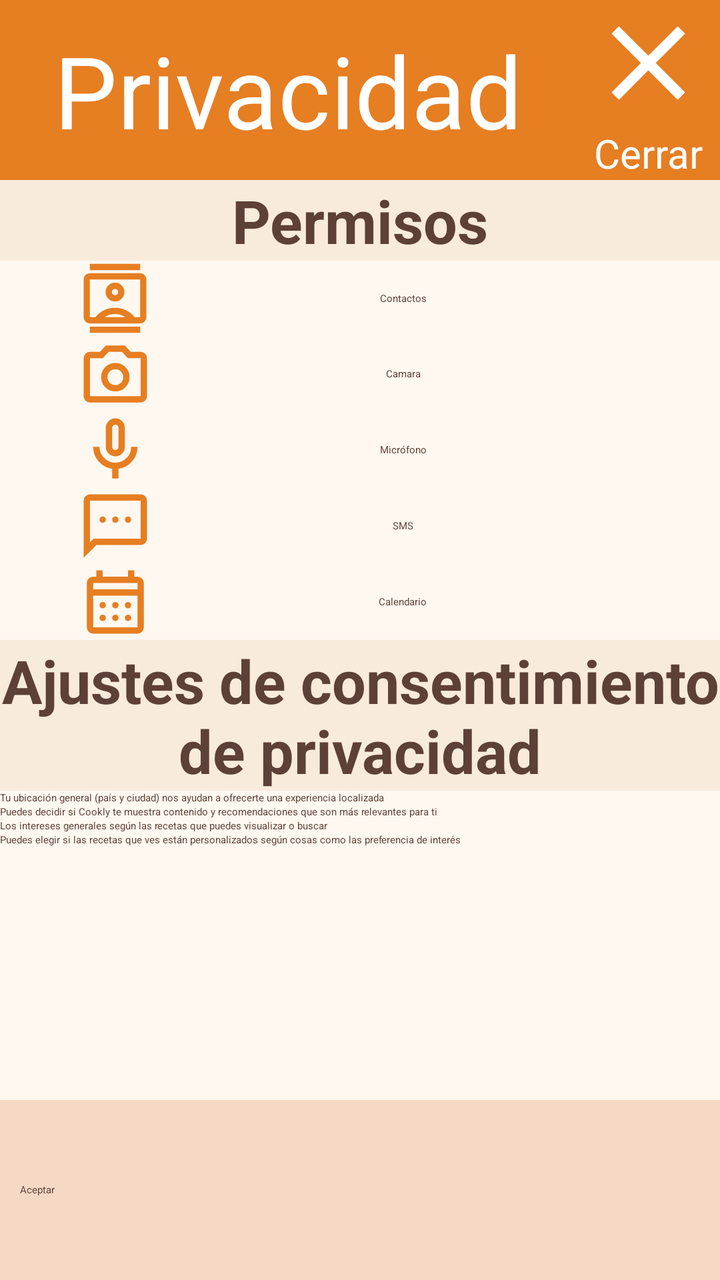
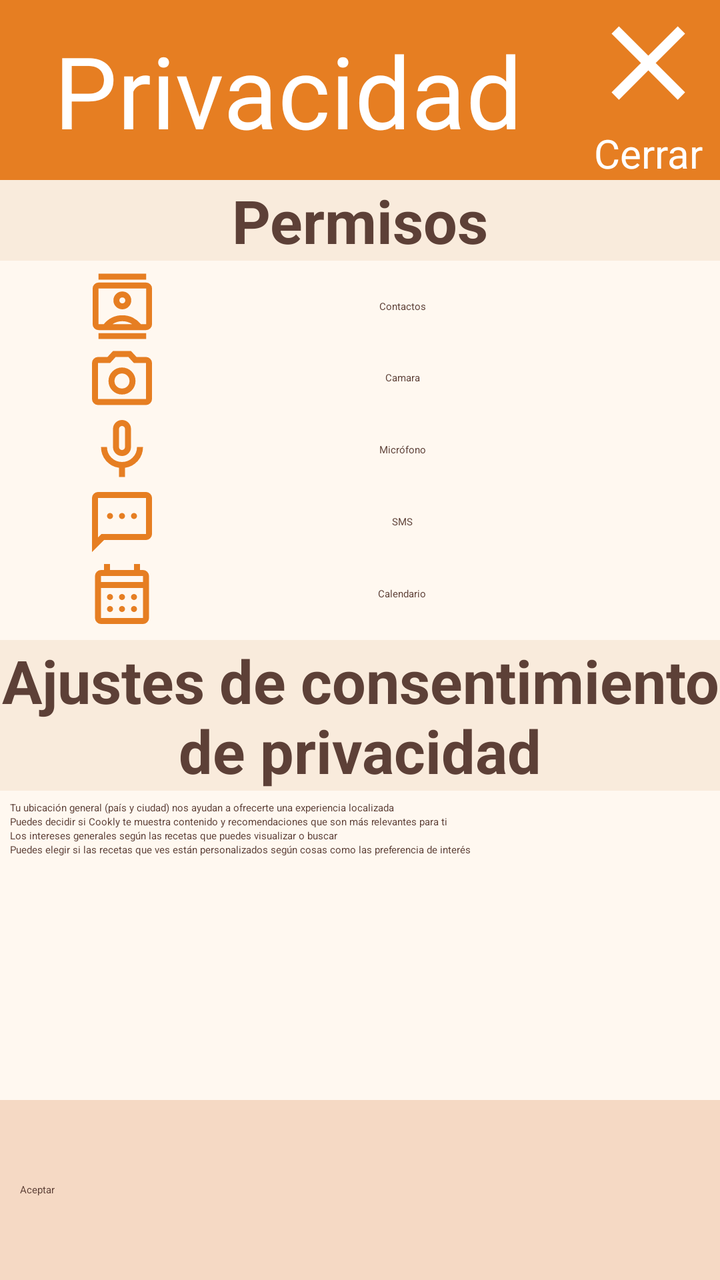

Compare the two renders of this Android layout. The source of the first and the diff that turns it into the second are given below.
<!-- AndroidManifest.xml: application theme Theme.Activitat_05 -->
<!-- res/layout/activity_option_privacy.xml -->
<?xml version="1.0" encoding="utf-8"?>
<androidx.constraintlayout.widget.ConstraintLayout xmlns:android="http://schemas.android.com/apk/res/android"
    xmlns:app="http://schemas.android.com/apk/res-auto"
    xmlns:tools="http://schemas.android.com/tools"
    android:id="@+id/main"
    android:layout_width="match_parent"
    android:layout_height="match_parent"
    tools:context=".OptionPrivacyActivity">

    <LinearLayout
        android:id="@+id/aOPrTitle"
        android:layout_width="match_parent"
        android:layout_height="90dp"
        app:layout_constraintTop_toTopOf="parent"
        app:layout_constraintBottom_toTopOf="@+id/aOPrBody"
        android:gravity="center"
        android:background="?attr/headerLink">

        <TextView
            android:layout_width="0dp"
            android:layout_height="match_parent"
            android:text="@string/opcionPrivacidad"
            android:textSize="50sp"
            android:layout_weight="0.8"
            android:textColor="?attr/headerText"
            android:gravity="center"/>
        <LinearLayout
            android:id="@+id/aOPrClose"
            android:layout_width="0dp"
            android:layout_height="match_parent"
            android:orientation="vertical"
            android:layout_weight="0.2">

            <ImageView
                android:layout_width="match_parent"
                android:layout_height="0dp"
                android:src="@drawable/close_24dp"
                android:layout_weight="0.7"/>
            <TextView
                android:layout_width="match_parent"
                android:layout_height="0dp"
                android:text="Cerrar"
                android:textSize="20sp"
                android:textColor="?attr/headerText"
                android:layout_weight="0.3"
                android:gravity="center"/>
        </LinearLayout>
    </LinearLayout>

    <LinearLayout
        android:id="@+id/aOPrBody"
        android:layout_width="match_parent"
        android:layout_height="0dp"
        app:layout_constraintTop_toBottomOf="@+id/aOPrTitle"
        app:layout_constraintBottom_toTopOf="@+id/aOPrFooter"
        android:orientation="vertical"
        android:background="?attr/body">

        <LinearLayout
            android:layout_width="match_parent"
            android:layout_height="0dp"
            android:layout_weight="1"
            android:orientation="vertical">

            <TextView
                android:layout_width="match_parent"
                android:layout_height="wrap_content"
                android:text="Permisos"
                android:textSize="30sp"
                android:textStyle="bold"
                android:background="?attr/subHeader"
                android:gravity="center"/>
            <LinearLayout
                android:layout_width="match_parent"
                android:layout_height="0dp"
                android:layout_weight="1"
                android:orientation="vertical">

                <LinearLayout
                    android:layout_width="match_parent"
                    android:layout_height="0dp"
                    android:orientation="horizontal"
                    android:layout_weight="1">

                    <LinearLayout
                        android:layout_width="0dp"
                        android:layout_height="match_parent"
                        android:layout_weight="0.8"
                        android:orientation="horizontal">

                        <ImageView
                            android:layout_width="0dp"
                            android:layout_height="match_parent"
                            android:layout_weight="0.4"
                            android:src="@drawable/contacts_24dp"/>
                        <TextView
                            android:layout_width="0dp"
                            android:layout_height="match_parent"
                            android:text="Contactos"
                            android:layout_weight="0.6"
                            android:gravity="center"/>
                    </LinearLayout>

                    <com.google.android.material.materialswitch.MaterialSwitch
                        android:layout_width="0dp"
                        android:layout_height="match_parent"
                        android:checked="true"
                        android:layout_weight="0.2"/>
                </LinearLayout>
                <LinearLayout
                    android:layout_width="match_parent"
                    android:layout_height="0dp"
                    android:orientation="horizontal"
                    android:layout_weight="1">

                    <LinearLayout
                        android:layout_width="0dp"
                        android:layout_height="match_parent"
                        android:layout_weight="0.8"
                        android:orientation="horizontal">

                        <ImageView
                            android:layout_width="0dp"
                            android:layout_height="match_parent"
                            android:src="@drawable/camera_24dp"
                            android:layout_weight="0.4"/>
                        <TextView
                            android:layout_width="0dp"
                            android:layout_height="match_parent"
                            android:text="Camara"
                            android:layout_weight="0.6"
                            android:gravity="center"/>
                    </LinearLayout>
                    <com.google.android.material.materialswitch.MaterialSwitch
                        android:layout_width="0dp"
                        android:layout_height="match_parent"
                        android:checked="true"
                        android:layout_weight="0.2"/>
                </LinearLayout>
                <LinearLayout
                    android:layout_width="match_parent"
                    android:layout_height="0dp"
                    android:orientation="horizontal"
                    android:layout_weight="1">

                    <LinearLayout
                        android:layout_width="0dp"
                        android:layout_height="match_parent"
                        android:layout_weight="0.8"
                        android:orientation="horizontal">

                        <ImageView
                            android:layout_width="0dp"
                            android:layout_height="match_parent"
                            android:src="@drawable/mic_24dp"
                            android:layout_weight="0.4"/>
                        <TextView
                            android:layout_width="0dp"
                            android:layout_height="match_parent"
                            android:text="Micrófono"
                            android:layout_weight="0.6"
                            android:gravity="center"/>
                    </LinearLayout>
                    <com.google.android.material.materialswitch.MaterialSwitch
                        android:layout_width="0dp"
                        android:layout_height="match_parent"
                        android:checked="true"
                        android:layout_weight="0.2"/>
                </LinearLayout>
                <LinearLayout
                    android:layout_width="match_parent"
                    android:layout_height="0dp"
                    android:orientation="horizontal"
                    android:layout_weight="1">

                    <LinearLayout
                        android:layout_width="0dp"
                        android:layout_height="match_parent"
                        android:layout_weight="0.8"
                        android:orientation="horizontal">

                        <ImageView
                            android:layout_width="0dp"
                            android:layout_height="match_parent"
                            android:src="@drawable/sms_24dp"
                            android:layout_weight="0.4"/>
                        <TextView
                            android:layout_width="0dp"
                            android:layout_height="match_parent"
                            android:text="SMS"
                            android:layout_weight="0.6"
                            android:gravity="center"/>
                    </LinearLayout>
                    <com.google.android.material.materialswitch.MaterialSwitch
                        android:layout_width="0dp"
                        android:layout_height="match_parent"
                        android:checked="true"
                        android:layout_weight="0.2"/>
                </LinearLayout>
                <LinearLayout
                    android:layout_width="match_parent"
                    android:layout_height="0dp"
                    android:orientation="horizontal"
                    android:layout_weight="1">

                    <LinearLayout
                        android:layout_width="0dp"
                        android:layout_height="match_parent"
                        android:layout_weight="0.8"
                        android:orientation="horizontal">

                        <ImageView
                            android:layout_width="0dp"
                            android:layout_height="match_parent"
                            android:src="@drawable/calendar_24dp"
                            android:layout_weight="0.4"/>
                        <TextView
                            android:layout_width="0dp"
                            android:layout_height="match_parent"
                            android:text="Calendario"
                            android:layout_weight="0.6"
                            android:gravity="center"/>
                    </LinearLayout>
                    <com.google.android.material.materialswitch.MaterialSwitch
                        android:layout_width="0dp"
                        android:layout_height="match_parent"
                        android:checked="true"
                        android:layout_weight="0.2"/>
                </LinearLayout>
            </LinearLayout>
        </LinearLayout>

        <LinearLayout
            android:layout_width="match_parent"
            android:layout_height="0dp"
            android:layout_weight="1"
            android:orientation="vertical">

            <TextView
                android:layout_width="match_parent"
                android:layout_height="wrap_content"
                android:text="Ajustes de consentimiento de privacidad"
                android:textSize="30sp"
                android:textStyle="bold"
                android:textColor="?attr/subHeaderText"
                android:background="?attr/subHeader"
                android:gravity="center"/>
            <LinearLayout
                android:layout_width="match_parent"
                android:layout_height="wrap_content"
                android:orientation="vertical">

                <LinearLayout
                    android:layout_width="match_parent"
                    android:layout_height="0dp"
                    android:orientation="horizontal"
                    android:layout_weight="1">

                    <TextView
                        android:layout_width="0dp"
                        android:layout_height="match_parent"
                        android:layout_weight="0.8"
                        android:text="Tu ubicación general (país y ciudad) nos ayudan a ofrecerte una experiencia localizada"/>
                    <com.google.android.material.materialswitch.MaterialSwitch
                        android:layout_width="0dp"
                        android:layout_height="match_parent"
                        android:checked="true"
                        android:layout_weight="0.2"/>
                </LinearLayout>
                <LinearLayout
                    android:layout_width="match_parent"
                    android:layout_height="0dp"
                    android:orientation="horizontal"
                    android:layout_weight="1">

                    <TextView
                        android:layout_width="0dp"
                        android:layout_height="match_parent"
                        android:layout_weight="0.8"
                        android:text="Puedes decidir si Cookly te muestra contenido y recomendaciones que son más relevantes para ti"/>
                    <com.google.android.material.materialswitch.MaterialSwitch
                        android:layout_width="0dp"
                        android:layout_height="match_parent"
                        android:checked="true"
                        android:layout_weight="0.2"/>
                </LinearLayout>
                <LinearLayout
                    android:layout_width="match_parent"
                    android:layout_height="0dp"
                    android:orientation="horizontal"
                    android:layout_weight="1">

                    <TextView
                        android:layout_width="0dp"
                        android:layout_height="match_parent"
                        android:layout_weight="0.8"
                        android:text="Los intereses generales según las recetas que puedes visualizar o buscar"/>
                    <com.google.android.material.materialswitch.MaterialSwitch
                        android:layout_width="0dp"
                        android:layout_height="match_parent"
                        android:checked="true"
                        android:layout_weight="0.2"/>
                </LinearLayout>
                <LinearLayout
                    android:layout_width="match_parent"
                    android:layout_height="0dp"
                    android:orientation="horizontal"
                    android:layout_weight="1">

                    <TextView
                        android:layout_width="0dp"
                        android:layout_height="match_parent"
                        android:layout_weight="0.8"
                        android:text="Puedes elegir si las recetas que ves están personalizados según cosas como las preferencia de interés"/>
                    <com.google.android.material.materialswitch.MaterialSwitch
                        android:layout_width="0dp"
                        android:layout_height="match_parent"
                        android:checked="true"
                        android:layout_weight="0.2"/>
                </LinearLayout>
            </LinearLayout>
        </LinearLayout>
    </LinearLayout>

    <LinearLayout
        android:id="@+id/aOPrFooter"
        android:layout_width="match_parent"
        android:layout_height="90dp"
        app:layout_constraintTop_toBottomOf="@+id/aOPrBody"
        app:layout_constraintBottom_toBottomOf="parent"
        android:background="?attr/footer"
        android:padding="10dp"
        android:gravity="center">

        <Button
            android:id="@+id/aOPrAccept"
            android:layout_width="match_parent"
            android:layout_height="wrap_content"
            android:text="Aceptar"/>
    </LinearLayout>

</androidx.constraintlayout.widget.ConstraintLayout>
<!-- resources referenced by this layout -->
<resources>
  <!-- drawable camera_24dp (drawable) -->
  <vector xmlns:android="http://schemas.android.com/apk/res/android"
      android:width="24dp"
      android:height="24dp"
      android:viewportWidth="960"
      android:viewportHeight="960">
    <path
        android:pathData="M480,700q75,0 127.5,-52.5T660,520q0,-75 -52.5,-127.5T480,340q-75,0 -127.5,52.5T300,520q0,75 52.5,127.5T480,700ZM480,620q-42,0 -71,-29t-29,-71q0,-42 29,-71t71,-29q42,0 71,29t29,71q0,42 -29,71t-71,29ZM160,840q-33,0 -56.5,-23.5T80,760v-480q0,-33 23.5,-56.5T160,200h126l74,-80h240l74,80h126q33,0 56.5,23.5T880,280v480q0,33 -23.5,56.5T800,840L160,840ZM160,760h640v-480L638,280l-73,-80L395,200l-73,80L160,280v480ZM480,520Z"
        android:fillColor="#E67E22"/>
  </vector>
  <!-- drawable close_24dp (drawable) -->
  <vector xmlns:android="http://schemas.android.com/apk/res/android"
      android:width="24dp"
      android:height="24dp"
      android:viewportWidth="960"
      android:viewportHeight="960">
    <path
        android:pathData="m256,760 l-56,-56 224,-224 -224,-224 56,-56 224,224 224,-224 56,56 -224,224 224,224 -56,56 -224,-224 -224,224Z"
        android:fillColor="#FFFFFF"/>
  </vector>
  <!-- drawable mic_24dp (drawable) -->
  <vector xmlns:android="http://schemas.android.com/apk/res/android"
      android:width="24dp"
      android:height="24dp"
      android:viewportWidth="960"
      android:viewportHeight="960">
    <path
        android:pathData="M395,525q-35,-35 -35,-85v-240q0,-50 35,-85t85,-35q50,0 85,35t35,85v240q0,50 -35,85t-85,35q-50,0 -85,-35ZM480,320ZM440,840v-123q-104,-14 -172,-93t-68,-184h80q0,83 58.5,141.5T480,640q83,0 141.5,-58.5T680,440h80q0,105 -68,184t-172,93v123h-80ZM508.5,468.5Q520,457 520,440v-240q0,-17 -11.5,-28.5T480,160q-17,0 -28.5,11.5T440,200v240q0,17 11.5,28.5T480,480q17,0 28.5,-11.5Z"
        android:fillColor="#E67E22"/>
  </vector>
  <!-- drawable sms_24dp (drawable) -->
  <vector xmlns:android="http://schemas.android.com/apk/res/android"
      android:width="24dp"
      android:height="24dp"
      android:viewportWidth="960"
      android:viewportHeight="960">
    <path
        android:pathData="M348.5,428.5Q360,417 360,400t-11.5,-28.5Q337,360 320,360t-28.5,11.5Q280,383 280,400t11.5,28.5Q303,440 320,440t28.5,-11.5ZM508.5,428.5Q520,417 520,400t-11.5,-28.5Q497,360 480,360t-28.5,11.5Q440,383 440,400t11.5,28.5Q463,440 480,440t28.5,-11.5ZM668.5,428.5Q680,417 680,400t-11.5,-28.5Q657,360 640,360t-28.5,11.5Q600,383 600,400t11.5,28.5Q623,440 640,440t28.5,-11.5ZM80,880v-720q0,-33 23.5,-56.5T160,80h640q33,0 56.5,23.5T880,160v480q0,33 -23.5,56.5T800,720L240,720L80,880ZM206,640h594v-480L160,160v525l46,-45ZM160,640v-480,480Z"
        android:fillColor="#E67E22"/>
  </vector>
  <string name="opcionPrivacidad">Privacidad</string>
  <style name="Theme.Activitat_05" parent="Base.Theme.Activitat_05" />
  <style name="Base.Theme.Activitat_05" parent="Theme.Material3Expressive.DayNight.NoActionBar">
          
          <item name="headerLink">@color/headerLink</item>
          <item name="subHeader">@color/subtitle</item>
          <item name="subHeaderText">@color/subtitleText</item>
          <item name="colorPrimary">@color/headerLink</item>
  
          <item name="body">@color/body</item>
  
          <item name="footer">@color/footer</item>
  
          <item name="android:textColor">@color/textGeneral</item>
  
          <item name="headerText">@color/headerText</item>
          <item name="colorOnPrimary">@color/headerText</item>
          <item name="black">@color/black</item>
      </style>
  <color name="headerLink">#E67E22</color>
  <color name="subtitle">#F9EBDC</color>
  <color name="subtitleText">#5D4037</color>
  <color name="body">#FFF8F0</color>
  <color name="footer">#F5D9C4</color>
  <color name="textGeneral">#5D4037</color>
  <color name="headerText">#FFFFFF</color>
  <color name="black">#000000</color>
  <!-- unchanged entries left out for length: 2 -->
</resources>

<!-- the commit's change to res/layout/activity_option_privacy.xml (unified diff, before → after) -->
@@ -74,7 +74,8 @@
                 android:layout_width="match_parent"
                 android:layout_height="0dp"
                 android:layout_weight="1"
-                android:orientation="vertical">
+                android:orientation="vertical"
+                android:padding="5dp">
 
                 <LinearLayout
                     android:layout_width="match_parent"
@@ -248,7 +249,8 @@
             <LinearLayout
                 android:layout_width="match_parent"
                 android:layout_height="wrap_content"
-                android:orientation="vertical">
+                android:orientation="vertical"
+                android:padding="5dp">
 
                 <LinearLayout
                     android:layout_width="match_parent"
